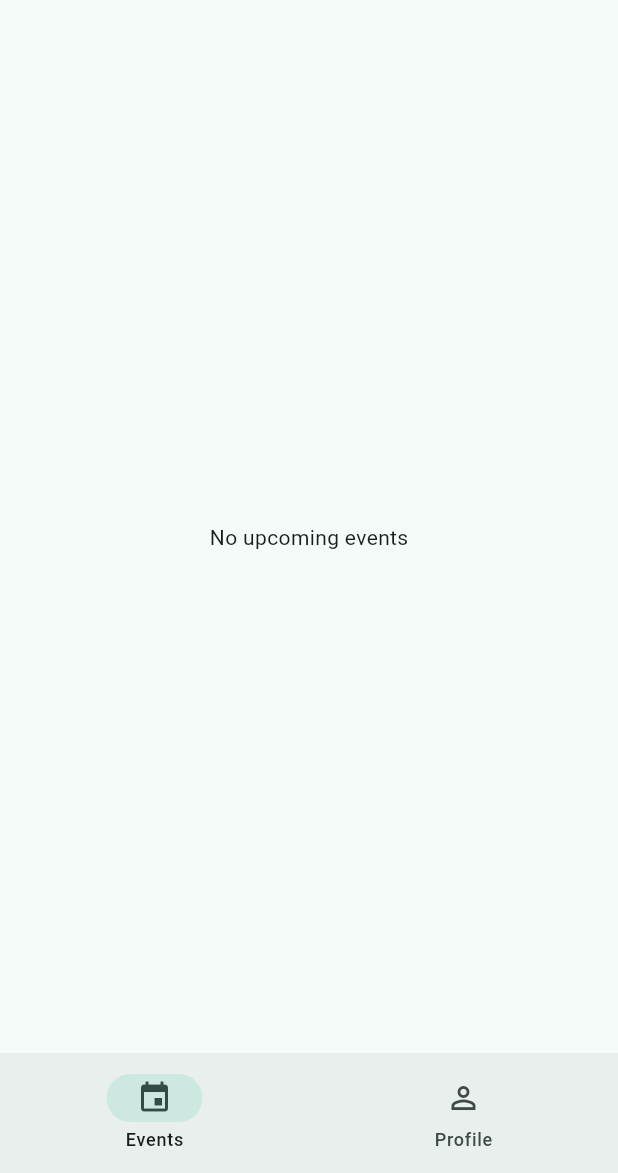
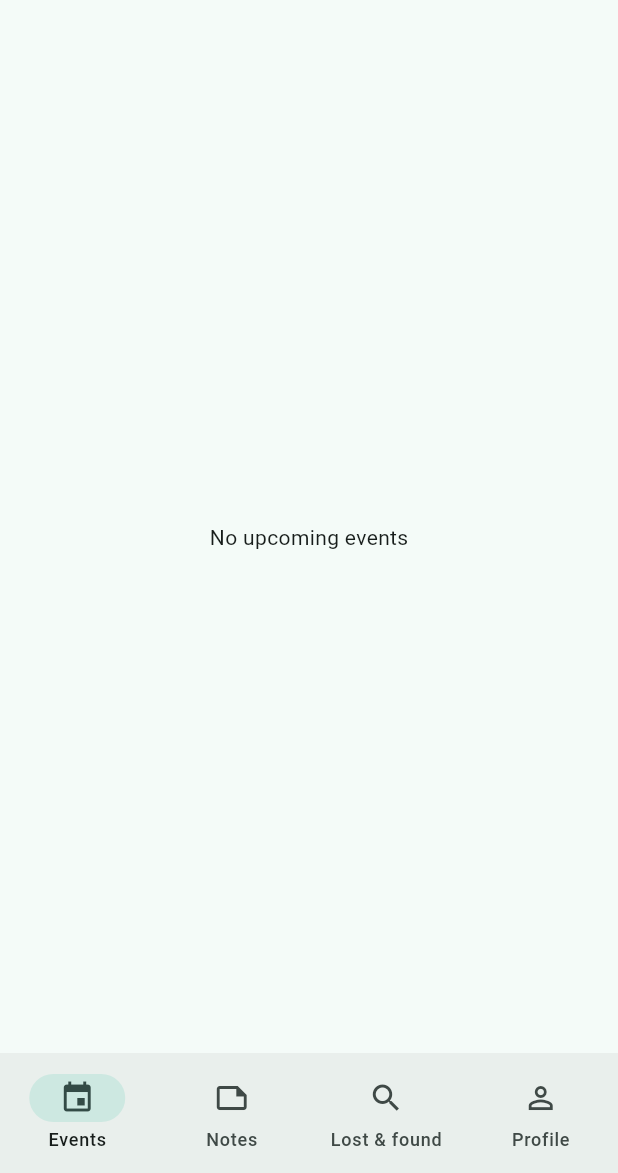
Before and after one commit to tsion875/mad-labs-UGR-6511-16, a Flutter app: the screen it shows after launch, on a phone screen of 412 x 824 dp, the part 63-1236 px from its top. Run offline on Flutter 3.47's test engine with Material 3 defaults, Android fonts, the phone set to English and light mode, and no system bars; our stand-ins replace go_router.

Commit message:
feat(week04): task 3 add four-tab navigation

```diff
--- a/week04/lib/navigation/app_shell.dart
+++ b/week04/lib/navigation/app_shell.dart
@@ -1,3 +1,4 @@
+
 import 'package:flutter/material.dart';
 import 'package:go_router/go_router.dart';
 import 'router.dart'; // ignore: unused_import — used from Task 5 on
@@ -10,7 +11,7 @@ class AppShell extends StatelessWidget {
   final StatefulNavigationShell navigationShell;
 
   // TODO(lab): Task 3 — titles for all four branches, in branch order.
-  static const _titles = ['Events', 'Profile'];
+  static const _titles = ['Events', 'Notes', 'Lost & found', 'Profile'];
 
   void _goBranch(int index) {
     // Tapping the current tab again pops that branch to its first route.
@@ -39,8 +40,16 @@ class AppShell extends StatelessWidget {
             selectedIcon: Icon(Icons.event),
             label: 'Events',
           ),
-          // TODO(lab): Task 3 — Notes (Icons.note_outlined / Icons.note) and
-          // Lost & found (Icons.search_outlined / Icons.search) destinations.
+          NavigationDestination(
+            icon: Icon(Icons.note_outlined),
+            selectedIcon: Icon(Icons.note),
+            label: 'Notes',
+          ),
+          NavigationDestination(
+            icon: Icon(Icons.search_outlined),
+            selectedIcon: Icon(Icons.search),
+            label: 'Lost & found',
+          ),
           NavigationDestination(
             icon: Icon(Icons.person_outline),
             selectedIcon: Icon(Icons.person),
@@ -72,10 +81,7 @@ class AppDrawer extends StatelessWidget {
               child: Text('Campus Companion', style: TextStyle(fontSize: 22)),
             ),
           ),
-          // TODO(lab): Task 5 — ListTiles for 'Check-in' (Icons.how_to_reg →
-          // Routes.checkIn) and 'About' (Icons.info_outline → Routes.about).
-          // Close the drawer with Navigator.pop(context) before
-          // context.push(...). Add a Divider and an AboutListTile.
+          // TODO(lab): Task 5 — ListTiles for 'Check-in' and 'About'.
         ],
       ),
     );
--- a/week04/lib/navigation/router.dart
+++ b/week04/lib/navigation/router.dart
@@ -6,6 +6,8 @@ import '../screens/check_in_screen.dart';
 import '../screens/events_screen.dart';
 import '../screens/profile_screen.dart';
 import 'app_shell.dart';
+import '../screens/notes_screen.dart';
+import '../screens/lost_found_screen.dart';
 
 /// Route paths in one place so screens never hard-code strings twice.
 abstract final class Routes {
@@ -54,6 +56,22 @@ GoRouter createRouter({String initialLocation = Routes.events}) {
           // and Routes.lostFound (LostFoundScreen), in that order, between
           // events and profile. Then add the matching destinations in
           // AppShell.
+                    StatefulShellBranch(
+            routes: [
+              GoRoute(
+                path: Routes.notes,
+                builder: (context, state) => const NotesScreen(),
+              ),
+            ],
+          ),
+          StatefulShellBranch(
+            routes: [
+              GoRoute(
+                path: Routes.lostFound,
+                builder: (context, state) => const LostFoundScreen(),
+              ),
+            ],
+          ),
           StatefulShellBranch(
             routes: [
               GoRoute(
```
Also changed, not shown: 1 other file.
